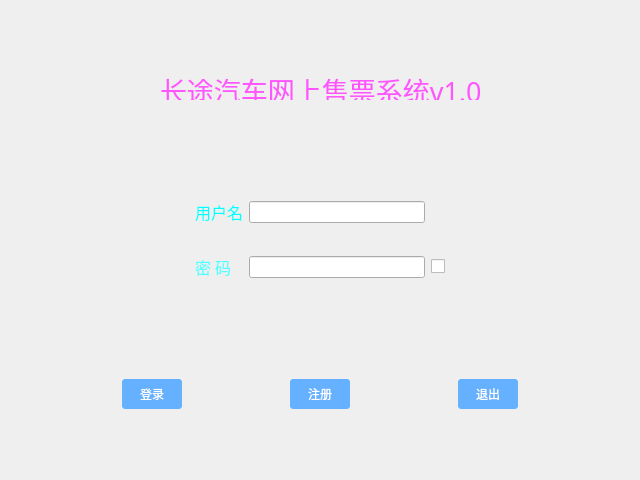
First picture: the form in inlog.ui, repository XXXTar/bus-ticketing-system, before the edit.
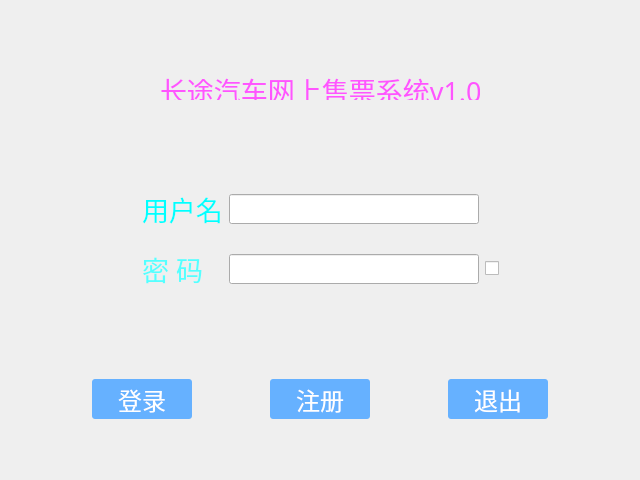
Second picture: the form after the edit.

Patch:
```diff
--- a/inlog.ui
+++ b/inlog.ui
@@ -78,8 +78,8 @@
        <widget class="QPushButton" name="btn_reg">
         <property name="minimumSize">
          <size>
-          <width>60</width>
-          <height>30</height>
+          <width>100</width>
+          <height>40</height>
          </size>
         </property>
         <property name="maximumSize">
@@ -88,6 +88,11 @@
           <height>30</height>
          </size>
         </property>
+        <property name="font">
+         <font>
+          <pointsize>18</pointsize>
+         </font>
+        </property>
         <property name="styleSheet">
          <string notr="true">QPushButton#btn_reg{background:#66b1ff;color:#FFFFFF;border-radius:3px;}
 QPushButton#btn_reg:pressed{background:#3a8ee6;color:#FFFFFF}</string>
@@ -101,8 +106,8 @@
        <widget class="QPushButton" name="btn_inlog">
         <property name="minimumSize">
          <size>
-          <width>60</width>
-          <height>30</height>
+          <width>100</width>
+          <height>40</height>
          </size>
         </property>
         <property name="maximumSize">
@@ -111,6 +116,11 @@
           <height>30</height>
          </size>
         </property>
+        <property name="font">
+         <font>
+          <pointsize>18</pointsize>
+         </font>
+        </property>
         <property name="styleSheet">
          <string notr="true">QPushButton#btn_inlog{background:#66b1ff;color:#FFFFFF;border-radius:3px;}
 QPushButton#btn_inlog:pressed{background:#3a8ee6;color:#FFFFFF}</string>
@@ -124,8 +134,8 @@
        <widget class="QPushButton" name="btn_quit">
         <property name="minimumSize">
          <size>
-          <width>60</width>
-          <height>30</height>
+          <width>100</width>
+          <height>40</height>
          </size>
         </property>
         <property name="maximumSize">
@@ -134,6 +144,11 @@
           <height>30</height>
          </size>
         </property>
+        <property name="font">
+         <font>
+          <pointsize>18</pointsize>
+         </font>
+        </property>
         <property name="styleSheet">
          <string notr="true">QPushButton#btn_quit{background:#66b1ff;color:#FFFFFF;border-radius:3px;}
 QPushButton#btn_quit:pressed{background:#3a8ee6;color:#FFFFFF}</string>
@@ -165,22 +180,6 @@
         </property>
        </spacer>
       </item>
-      <item row="1" column="2">
-       <widget class="QLineEdit" name="let_passwd"/>
-      </item>
-      <item row="1" column="1">
-       <widget class="QLabel" name="label">
-        <property name="font">
-         <font>
-          <family>华文琥珀</family>
-          <pointsize>12</pointsize>
-         </font>
-        </property>
-        <property name="text">
-         <string>&lt;html&gt;&lt;head/&gt;&lt;body&gt;&lt;p&gt;&lt;span style=&quot; color:#55ffff;&quot;&gt;密   码&lt;/span&gt;&lt;/p&gt;&lt;/body&gt;&lt;/html&gt;</string>
-        </property>
-       </widget>
-      </item>
       <item row="1" column="3">
        <widget class="QCheckBox" name="checkBox">
         <property name="font">
@@ -197,12 +196,45 @@
         </property>
        </widget>
       </item>
+      <item row="1" column="1">
+       <widget class="QLabel" name="label">
+        <property name="font">
+         <font>
+          <family>华文琥珀</family>
+          <pointsize>20</pointsize>
+         </font>
+        </property>
+        <property name="text">
+         <string>&lt;html&gt;&lt;head/&gt;&lt;body&gt;&lt;p&gt;&lt;span style=&quot; color:#55ffff;&quot;&gt;密   码&lt;/span&gt;&lt;/p&gt;&lt;/body&gt;&lt;/html&gt;</string>
+        </property>
+       </widget>
+      </item>
+      <item row="0" column="2">
+       <widget class="QLineEdit" name="let_name">
+        <property name="minimumSize">
+         <size>
+          <width>250</width>
+          <height>30</height>
+         </size>
+        </property>
+       </widget>
+      </item>
+      <item row="1" column="2">
+       <widget class="QLineEdit" name="let_passwd">
+        <property name="minimumSize">
+         <size>
+          <width>250</width>
+          <height>30</height>
+         </size>
+        </property>
+       </widget>
+      </item>
       <item row="0" column="1">
        <widget class="QLabel" name="label_2">
         <property name="font">
          <font>
           <family>华文琥珀</family>
-          <pointsize>12</pointsize>
+          <pointsize>20</pointsize>
          </font>
         </property>
         <property name="text">
```
Left out of the diff: 59 changed lines with no effect on the pictures.
